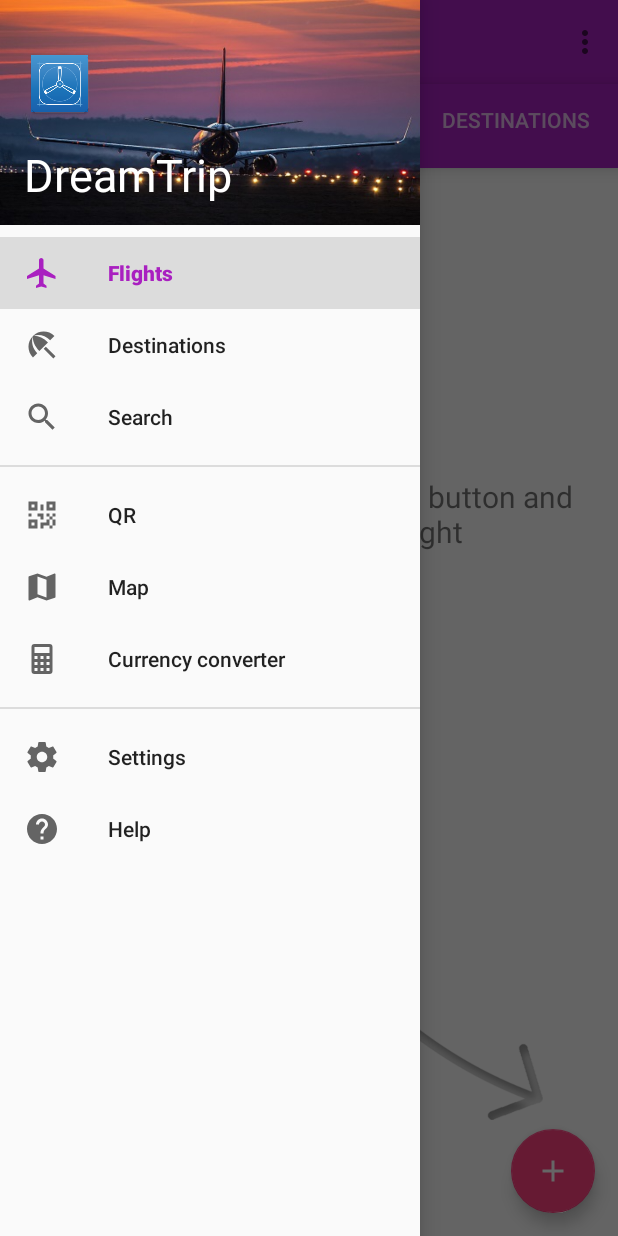
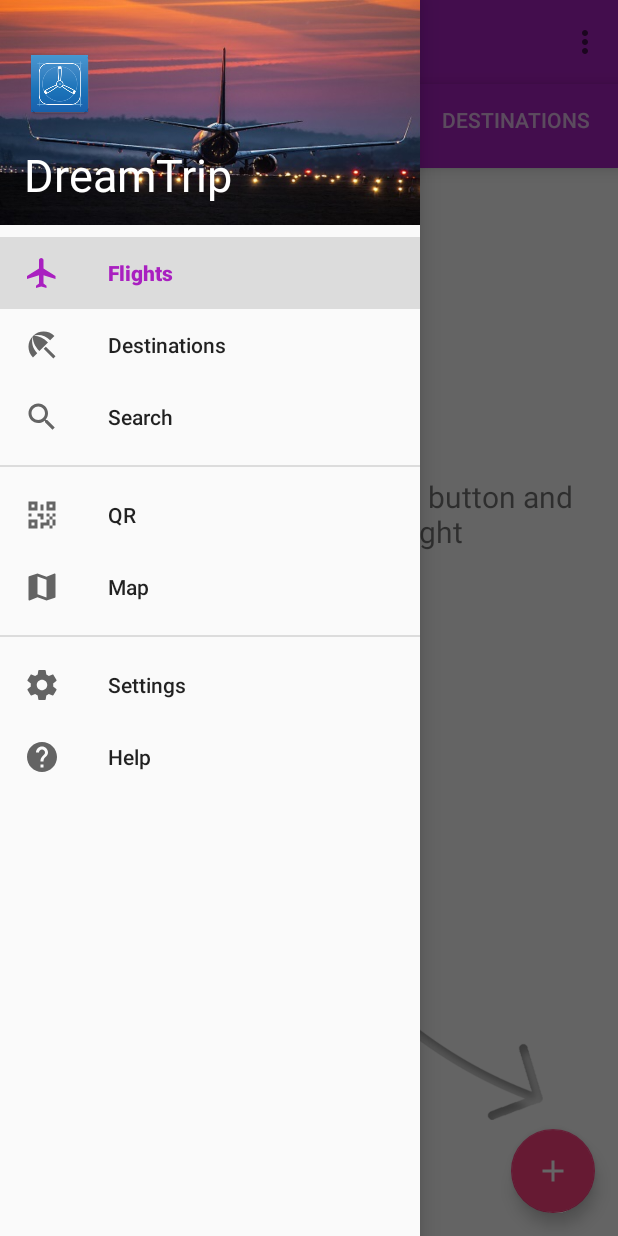
Before and after one commit to jcaracciolo/hci_tp2, an Android app: the screen it shows after launch (FlightTracker), with the side drawer open, on a phone screen of 412 x 824 dp. Run offline under Robolectric (Android 15) with nearby library versions, the phone set to English and light mode, and no system bars; our stand-ins replace Volley; libraries missing offline, so code that uses them is left out: com.daimajia.swipe, com.google.zxing.integration; network calls fail; 1 statement that could not run was skipped.

Commit message:
fixed map icons

```diff
--- a/app/build.gradle
+++ b/app/build.gradle
@@ -10,6 +10,8 @@ android {
         versionCode 1
         versionName "1.0"
         testInstrumentationRunner "android.support.test.runner.AndroidJUnitRunner"
+        multiDexEnabled true
+
     }
     buildTypes {
         release {
--- a/app/src/main/java/ar/edu/itba/dreamtrip/Map/PopulateMaps.java
+++ b/app/src/main/java/ar/edu/itba/dreamtrip/Map/PopulateMaps.java
@@ -141,7 +141,7 @@ public class PopulateMaps extends AsyncTaskInformed<Object,Void,ArrayList<Collec
         for (Airport a: airports) {
             MarkerOptions marker = new MarkerOptions().position(new LatLng(a.getLocation().getLatitude(),a.getLocation().getLongitude()));
             marker.title(a.getName());
-            marker.icon(getMarkerIconFromDrawable(context.getDrawable(R.mipmap.ic_airport),1.5));
+            marker.icon(getMarkerIconFromDrawable(context.getDrawable(R.mipmap.ic_airport),0.5));
             jumper.put(marker.getTitle(),new ToNewActivity(AirportInfo.class,context,a.getID(),RESULT_ID_KEY));
             mOpAirports.add(marker);
         }
@@ -149,7 +149,7 @@ public class PopulateMaps extends AsyncTaskInformed<Object,Void,ArrayList<Collec
         for (City c: cities) {
             MarkerOptions marker = new MarkerOptions().position(new LatLng(c.getLocation().getLatitude(),c.getLocation().getLongitude()));
             marker.title(c.getName());
-            marker.icon(getMarkerIconFromDrawable(context.getDrawable(R.drawable.ic_city),0.5));
+            marker.icon(getMarkerIconFromDrawable(context.getDrawable(R.drawable.ic_city),1.3));
             jumper.put(marker.getTitle(),new ToNewActivity(CityInfo.class,context,c.getID(),RESULT_ID_KEY));
             mOpCities.add(marker);
         }
--- a/app/src/main/res/menu/activity_flight_tracker_drawer.xml
+++ b/app/src/main/res/menu/activity_flight_tracker_drawer.xml
@@ -31,10 +31,6 @@
             android:id="@+id/drawer_map"
             android:icon="@drawable/ic_map_black_24px"
             android:title="@string/map" />
-        <item
-            android:id="@+id/drawer_currency"
-            android:icon="@drawable/ic_calculator"
-            android:title="@string/currency_converter" />
     </group>
 
     <group android:id="@+id/menu_3"
```
Also changed, not shown: 9 other files.
